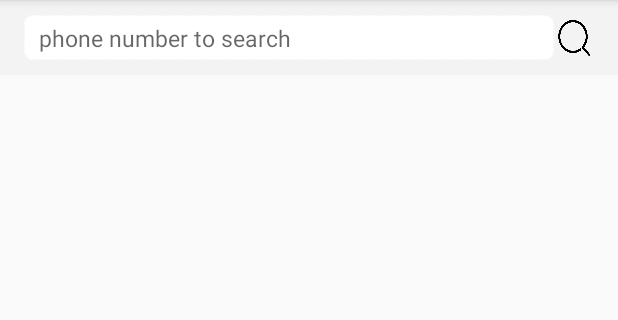
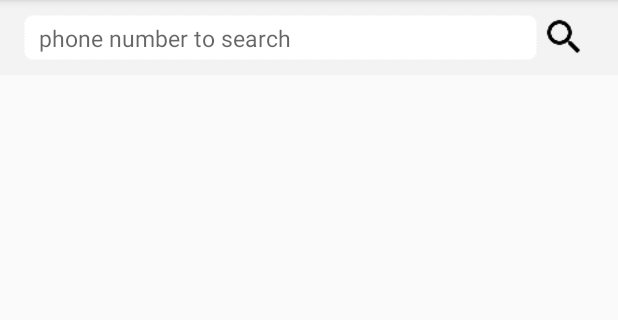
Before and after one commit to 6453Zafir/Recorder, an Android app: the screen it shows after launch (MainActivity), in the side drawer, after a tap on "Friends", on a phone screen of 412 x 824 dp, the part 84-404 px from its top. Run offline under Robolectric (Android 15) with nearby library versions, the phone set to English and light mode, and no system bars; libraries missing offline, so code that uses them is left out: com.colintmiller.simplenosql, com.loopj.android, com.umeng.analytics, cz.msebera.android; 1 statement that could not run was skipped.

Commit message:
version 1.0

```diff
--- a/Recorder_APP/app/src/main/res/layout/friend_list_fragment.xml
+++ b/Recorder_APP/app/src/main/res/layout/friend_list_fragment.xml
@@ -30,6 +30,10 @@
             android:paddingRight="16dp"
             android:background="@color/lightBackground">
 
+            <FrameLayout
+                android:layout_width="0dp"
+                android:layout_height="match_parent"
+                android:layout_weight="0.9">
                 <EditText
                     android:id="@+id/friend_number"
                     android:layout_width="fill_parent"
@@ -42,15 +46,23 @@
                     android:background="@drawable/search_radious"
                     android:paddingLeft="10dp"
                     android:textSize="15sp"
-                android:layout_weight="0.91" />
+                     />
 
+            </FrameLayout>
+            <FrameLayout
+                android:layout_width="0dp"
+                android:layout_height="match_parent"
+                android:layout_weight="0.1">
                 <Button
                     android:layout_width="30dp"
                     android:layout_height="30dp"
                     android:id="@+id/friend_search"
                     android:textSize="15sp"
-                android:background="@drawable/search"
-                android:layout_weight="0.09" />
+                    android:layout_gravity="center_horizontal"
+                    android:background="@drawable/ic_search_black_24dp"
+                    />
+            </FrameLayout>
+
 
         </LinearLayout>
 
```
Also changed, not shown: Recorder_APP/app/src/main/java/com/tongji/android/recorder_app/Fragment/FriendListFragment.java (+117 -4 lines), Recorder_APP/app/src/main/java/com/tongji/android/recorder_app/Model/FriendHabit.java (added, +17 -0 lines), Recorder_APP/app/src/main/java/com/tongji/android/recorder_app/Model/FriendHabitList.java (added, +19 -0 lines), Recorder_APP/app/src/main/res/layout/friend_habitlist.xml (+11 -4 lines). Lines whose indentation alone changed are shown as unchanged.
